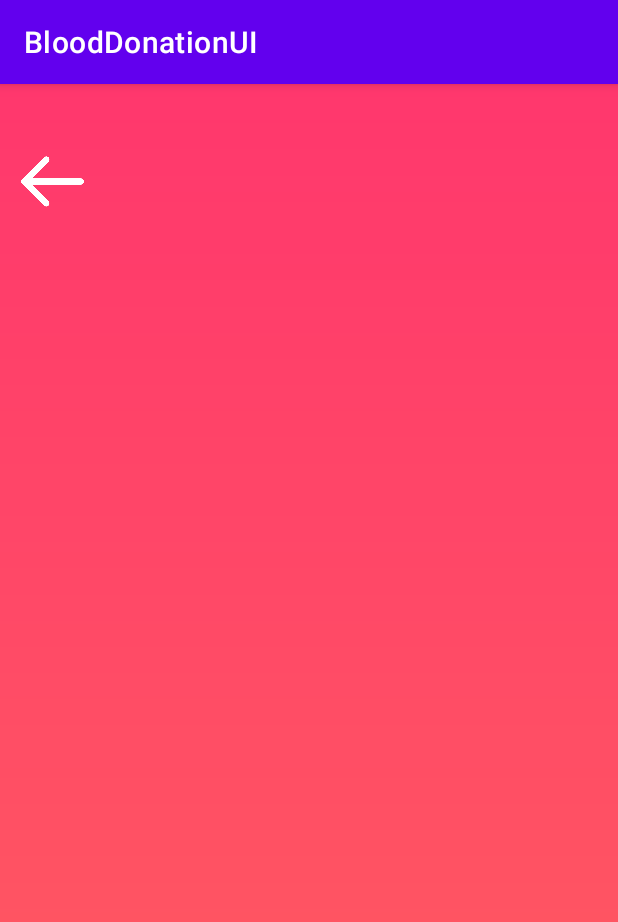
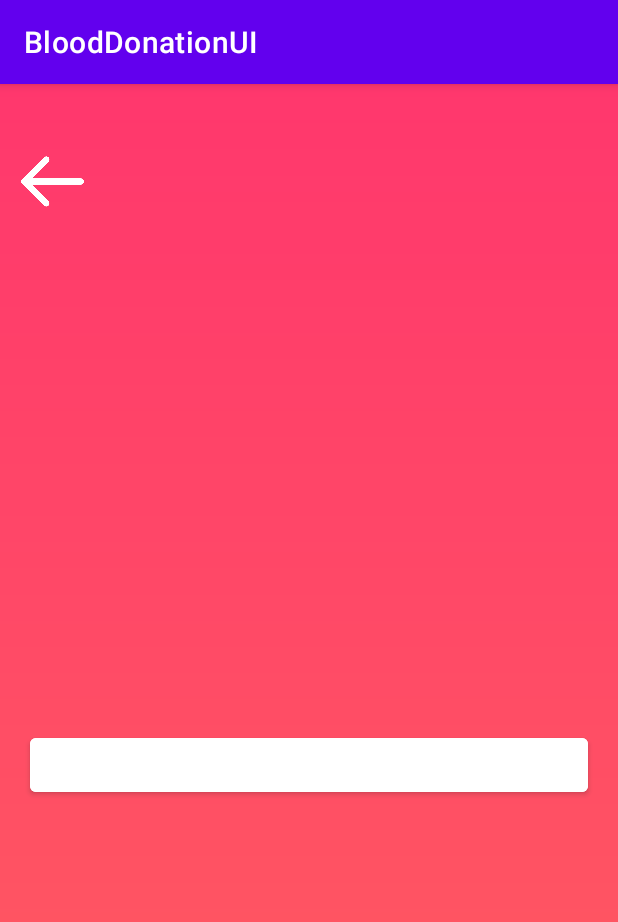
Before and after one commit to mara-h/BloodDonationFrontend, an Android app: the QRActivity screen opened directly, with no data from a screen before it, on a phone screen of 412 x 824 dp. Shown: the top 922 px of the screen. Run offline under Robolectric (Android 15) with nearby library versions, the phone set to English and light mode, and no system bars; libraries missing offline, so code that uses them is left out: androidmads.library.qrgenearator.

Commit message:
qr generated successfully

```diff
--- a/app/build.gradle
+++ b/app/build.gradle
@@ -40,4 +40,5 @@ dependencies {
     implementation 'androidmads.library.qrgenearator:QRGenearator:1.0.3'
     implementation 'com.journeyapps:zxing-android-embedded:3.4.0'
     implementation 'com.budiyev.android:code-scanner:2.1.0'
+    implementation 'androidmads.library.qrgenearator:QRGenearator:1.0.3'
 }
--- a/app/src/main/java/cg/example/blooddonationfrontend/api/API.java
+++ b/app/src/main/java/cg/example/blooddonationfrontend/api/API.java
@@ -3,6 +3,7 @@ package cg.example.blooddonationfrontend.api;
 import java.util.List;
 
 import cg.example.blooddonationfrontend.model.Question;
+import cg.example.blooddonationfrontend.model.Questionnaire;
 import cg.example.blooddonationfrontend.model.User;
 import okhttp3.ResponseBody;
 import retrofit2.Call;
@@ -23,4 +24,9 @@ public interface API {
 
     @GET("questions")
     Call<List<Question>> getQuestions();
+
+    @POST("questionnaires")
+    Call<Questionnaire> saveQuestionnaire(
+            @Body Questionnaire questionnaire
+    );
 }
--- a/app/src/main/java/cg/example/blooddonationfrontend/view/CameraActivity.java
+++ b/app/src/main/java/cg/example/blooddonationfrontend/view/CameraActivity.java
@@ -30,7 +30,7 @@ public class CameraActivity extends AppCompatActivity {
                 runOnUiThread(new Runnable() {
                     @Override
                     public void run() {
-                        //Toast.makeText(CameraActivity.this, result.getText(), Toast.LENGTH_SHORT).show();
+                        Toast.makeText(CameraActivity.this, result.getText(), Toast.LENGTH_SHORT).show();
                         id = result.getText();
                         findViewById(R.id.answerCamera).setVisibility(View.VISIBLE);
                     }
--- a/app/src/main/java/cg/example/blooddonationfrontend/view/QRActivity.java
+++ b/app/src/main/java/cg/example/blooddonationfrontend/view/QRActivity.java
@@ -1,23 +1,98 @@
 package cg.example.blooddonationfrontend.view;
 
 import android.app.Activity;
+import android.content.Intent;
+import android.graphics.Bitmap;
+import android.graphics.Point;
 import android.os.Bundle;
+import android.text.TextUtils;
+import android.util.Log;
+import android.view.Display;
+import android.view.View;
+import android.view.WindowManager;
+import android.widget.Button;
+import android.widget.EditText;
+import android.widget.ImageButton;
 import android.widget.ImageView;
+import android.widget.QuickContactBadge;
+import android.widget.Toast;
 
 import androidx.annotation.Nullable;
 import androidx.appcompat.app.AppCompatActivity;
 
+import com.google.zxing.WriterException;
+
+import java.util.UUID;
+
+import androidmads.library.qrgenearator.QRGContents;
+import androidmads.library.qrgenearator.QRGEncoder;
 import cg.example.blooddonationfrontend.R;
 
 public class QRActivity extends AppCompatActivity {
-    ImageView qrCode;
+
+    Bitmap bitmap;
+    QRGEncoder qrgEncoder;
+    UUID id;
 
     @Override
     protected void onCreate(@Nullable Bundle savedInstanceState) {
         super.onCreate(savedInstanceState);
         setContentView(R.layout.activity_qr_generator);
 
-        qrCode = findViewById(R.id.qrCode);
+        ImageView qrCodeIV = findViewById(R.id.qrCodeImageView);
+        Button generateQrCode = findViewById(R.id.generateQRButton);
+
+        ImageButton backButton = findViewById(R.id.back_button);
+
+        if (getIntent().getExtras() != null) {
+           String stringId = getIntent().getStringExtra("id");
+           id = UUID.fromString(stringId);
+        }
+
+        backButton.setOnClickListener(new View.OnClickListener() {
+            @Override
+            public void onClick(View view) {
+                startActivity(new Intent(QRActivity.this, HomeActivity.class));
+            }
+        });
+
+        generateQrCode.setOnClickListener(new View.OnClickListener() {
+            @Override
+            public void onClick(View view) {
+                if (id == null) {
+                    Toast.makeText(QRActivity.this, "Sorry, there was a problem generating the QR code.", Toast.LENGTH_LONG).show();
+                } else {
+                    WindowManager manager = (WindowManager) getSystemService(WINDOW_SERVICE);
+                    Display display = manager.getDefaultDisplay();
+
+                    Point point = new Point();
+                    display.getSize(point);
+
+                    int width = point.x;
+                    int height = point.y;
+
+                    int dimen = width < height ? width : height;
+                    dimen = dimen * 3 / 4;
+
+                    qrgEncoder = new QRGEncoder(id.toString(), null, QRGContents.Type.TEXT, dimen);
+                    try {
+                        // getting our qrcode in the form of bitmap.
+                        bitmap = qrgEncoder.encodeAsBitmap();
+                        // the bitmap is set inside our image
+                        // view using .setimagebitmap method.
+                        qrCodeIV.setImageBitmap(bitmap);
+                    } catch (WriterException e) {
+                        // this method is called for
+                        // exception handling.
+                        Log.e("Tag", e.toString());
+                    }
+
+                }
+
+            }
+        });
+
+
     }
 
     //TODO: get qr code
--- a/app/src/main/res/layout/activity_admin_camera.xml
+++ b/app/src/main/res/layout/activity_admin_camera.xml
@@ -23,13 +23,15 @@
         app:maskColor="#77000000"/>
 
     <Button
-        android:layout_width="wrap_content"
+        android:layout_width="match_parent"
         android:layout_height="wrap_content"
         android:layout_marginBottom="20dp"
         android:layout_gravity="bottom"
         android:gravity="center"
         android:id="@+id/answerCamera"
+        android:backgroundTint="@color/white"
         android:visibility="invisible"
         android:background="@color/white"
+
         />
 </FrameLayout>
--- a/app/src/main/res/layout/activity_qr_generator.xml
+++ b/app/src/main/res/layout/activity_qr_generator.xml
@@ -31,12 +31,25 @@
     </LinearLayout>
 
     <ImageView
+        android:id="@+id/qrCodeImageView"
+        android:layout_width="300dp"
+        android:layout_height="300dp"
+        android:layout_centerHorizontal="true"
+        android:layout_marginTop="100dp"
+        android:adjustViewBounds="true"
+        android:contentDescription="@string/qr_code" />
+
+
+    <Button
+        android:id="@+id/generateQRButton"
         android:layout_width="match_parent"
         android:layout_height="wrap_content"
-        android:id="@+id/qrCode"
-        android:scaleType="fitCenter"
-        android:adjustViewBounds="true"/>
-
-
+        android:layout_below="@id/qrCodeImageView"
+        android:backgroundTint="@color/white"
+        android:text="Generate QR code"
+        android:layout_marginStart="20dp"
+        android:layout_marginTop="30dp"
+        android:layout_marginEnd="20dp"
+        />
 
 </RelativeLayout>
--- a/app/src/main/res/values/strings.xml
+++ b/app/src/main/res/values/strings.xml
@@ -29,5 +29,6 @@
     <string name="blood_group_">Blood group:</string>
     <string name="fisrt_name">First Name</string>
     <string name="last_name">Last Name</string>
+    <string name="qr_code">QR Code</string>
 
 </resources>
```
Also changed, not shown: app/src/main/java/cg/example/blooddonationfrontend/model/User.java (+9 -6 lines), app/src/main/java/cg/example/blooddonationfrontend/view/DonorFormActivity.java (+69 -15 lines).
